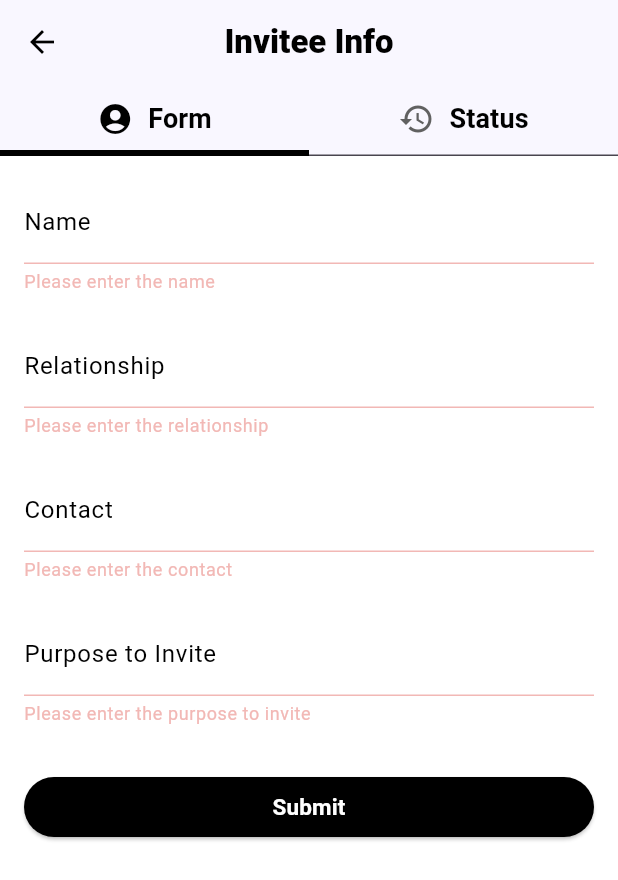
After one commit to Patel-Het03/DEP24-P13-Campus-InOut-Management-App, a Flutter app: the InviteeInfoPage screen opened directly, after a tap on "Submit", on a phone screen of 412 x 824 dp. The commit adds this screen. Shown: the top 880 px of the screen. Run offline on Flutter 3.47's test engine with Material 3 defaults, Android fonts, the light colour scheme and no system bars; our stand-ins replace animated_theme_switcher, charts_flutter, cloud_firestore, dropdown_search, file_picker, firebase_auth and 12 more; missing offline and left inert: cloud_firestore_web, firebase_auth_web, firebase_core_web, image_picker_for_web, qrscan, shared_preferences_web; accounts and stored records are empty; network calls fail.

Commit message:
update in the new feature

```diff
--- a/my_gate_app/lib/database/database_interface.dart
+++ b/my_gate_app/lib/database/database_interface.dart
@@ -22,8 +22,8 @@ class databaseInterface {
   static String complete_base_url_static =
       // "http://localhost:$PORT_NO_static";
       // "http://31.220.57.173:" + PORT_NO_static.toString();
-      "http://10.0.2.2:" + PORT_NO_static.toString();
-  //   "http://192.168.68.111:"+PORT_NO_static.toString();
+      // "http://10.0.2.2:" + PORT_NO_static.toString();
+    "http://192.168.64.111:"+PORT_NO_static.toString();
   databaseInterface();
 
   static Future<String> get_welcome_message(String email) async {
@@ -2111,7 +2111,7 @@ class databaseInterface {
     }
   }
 
-  Future<List<RelativeResultObj>>  GetStudentRelativeTickets(
+  static Future<List<RelativeResultObj>>  GetStudentRelativeTickets(
       String student
       )async{
     var uri = "$complete_base_url_static/getStudentRelativeTickets";
@@ -2127,7 +2127,7 @@ class databaseInterface {
         List<dynamic> data = json.decode(response.body);
         List<RelativeResultObj> result = data.map((item) => RelativeResultObj.fromJson(item)).toList();
         return result;
-        print(result);
+        // print(result);
       } else {
         throw Exception('Failed to load data');
       }
--- a/my_gate_app/lib/database/database_objects.dart
+++ b/my_gate_app/lib/database/database_objects.dart
@@ -465,3 +465,26 @@ class ResultObj7 {
     };
   }
 }
+
+class RelativeResultObj {
+  late String name;
+  late String status;
+  late String mobileNumber;
+  late String ticket_id;
+
+  RelativeResultObj({
+    required this.name,
+    required this.status,
+    required this.mobileNumber,
+    required this.ticket_id,
+
+  });
+  factory RelativeResultObj.fromJson(Map<String, dynamic> json) {
+    return RelativeResultObj(
+      name: json['invitee_name'],
+      status: json['status'],
+      mobileNumber: json['invitee_contact'],
+      ticket_id: json['ticket_id'],
+    );
+  }
+}
--- /dev/null
+++ b/my_gate_app/lib/screens/student/Invitee_Info.dart
@@ -0,0 +1,565 @@
+import 'package:my_gate_app/database/database_interface.dart';
+import 'package:my_gate_app/database/database_objects.dart';
+import 'package:flutter/material.dart';
+import 'package:google_fonts/google_fonts.dart';
+import 'package:my_gate_app/get_email.dart';
+import 'package:qr_flutter/qr_flutter.dart';
+import 'package:share/share.dart';
+// import 'package:my_gate_app/screens/guard/utils/UI_statics.dart'; // Import necessary dependencies
+import 'package:share_plus/share_plus.dart' as myshare;
+import 'package:path_provider/path_provider.dart';
+import 'dart:typed_data';
+import 'dart:io';
+import 'dart:ui';
+import 'dart:convert';
+
+
+
+class InviteeInfoPage extends StatefulWidget {
+  const InviteeInfoPage({Key? key}) : super(key: key);
+
+  @override
+  _InviteeInfoPageState createState() => _InviteeInfoPageState();
+}
+
+class _InviteeInfoPageState extends State<InviteeInfoPage> with SingleTickerProviderStateMixin {
+  late TabController controller;
+
+  @override
+  void initState() {
+    super.initState();
+    controller = TabController(length: 2, vsync: this);
+    controller.addListener(() {
+      setState(() {});
+    });
+  }
+
+  @override
+  void dispose() {
+    controller.dispose();
+    super.dispose();
+  }
+
+  @override
+  Widget build(BuildContext context) => DefaultTabController(
+    length: 2,
+    child: Scaffold(
+      appBar: AppBar(
+        backgroundColor: Colors.white,
+        elevation: 8,
+        title: Text(
+          'Invitee Info',
+          style: GoogleFonts.mPlusRounded1c(color: Colors.black, fontWeight: FontWeight.w900),
+        ),
+        iconTheme: IconThemeData(color: Colors.black),
+        centerTitle: true,
+        bottom: TabBar(
+          controller: controller,
+          indicatorSize: TabBarIndicatorSize.tab,
+          indicator: UnderlineTabIndicator(
+            borderSide: BorderSide(
+              width: 4,
+              color: Colors.black,
+            ),
+          ),
+          labelStyle: TextStyle(
+              fontSize: 16,
+              color: Colors.black,
+              fontWeight: FontWeight.w800
+          ),
+          unselectedLabelStyle: TextStyle(
+              fontSize: 16,
+              color: Colors.grey[700],
+              fontWeight: FontWeight.w800
+          ),
+          tabs:  [
+            Tab(
+              child: Row(
+                mainAxisAlignment: MainAxisAlignment.center,
+                children: [
+                  Icon(Icons.account_circle),
+                  SizedBox(width: 10),
+                  Text(
+                    'Form',
+                    style: GoogleFonts.mPlusRounded1c(
+                      fontSize: 18,
+                      fontWeight: FontWeight.bold,
+                      color: Colors.black,
+                    ),
+                  ),
+                ],
+              ),
+            ),
+            Tab(
+              child: Row(
+                mainAxisAlignment: MainAxisAlignment.center,
+                children: [
+                  Icon(Icons.history),
+                  SizedBox(width: 10),
+                  Text(
+                    'Status',
+                    style: GoogleFonts.mPlusRounded1c(
+                      fontSize: 18,
+                      fontWeight: FontWeight.bold,
+                      color: Colors.black,
+                    ),
+                  ),
+                ],
+              ),
+            ),
+          ],
+        ),
+      ),
+      body: Container(
+        color: Colors.black,
+        child: TabBarView(
+          controller: controller,
+          children: [
+            InviteeForm(),
+            InviteeStatus(),
+          ],
+        ),
+      ),
+    ),
+  );
+}
+
+class InviteeForm extends StatefulWidget {
+  @override
+  _InviteeFormState createState() => _InviteeFormState();
+}
+
+class _InviteeFormState extends State<InviteeForm> {
+  final _formKey = GlobalKey<FormState>(); // Key for the form
+
+  String _name = '';
+  String _relationship = '';
+  String _contact = '';
+  String _purpose = '';
+
+  @override
+  Widget build(BuildContext context) {
+    return Scaffold(
+      backgroundColor: Colors.white, // Set background color to white
+      // appBar: AppBar(
+      //   title: Text('Invitee Form', style: GoogleFonts.mPlusRounded1c(color: Colors.black)), // Set app bar title color to black
+      //   backgroundColor: Colors.white, // Set app bar background color to white
+      // ),
+      body: Padding(
+        padding: EdgeInsets.all(16.0),
+        child: Form(
+          key: _formKey,
+
+          child: SingleChildScrollView(
+            child: Column(
+              crossAxisAlignment: CrossAxisAlignment.start,
+              children: [
+                TextFormField(
+                  decoration: InputDecoration(
+                    labelText: 'Name',
+                    labelStyle: GoogleFonts.mPlusRounded1c(color: Colors.black), // Set label text color to black using Google Fonts
+                    enabledBorder: UnderlineInputBorder(
+                      borderSide: BorderSide(color: Colors.black), // Set bottom border color to black
+                    ),
+                    focusedBorder: UnderlineInputBorder(
+                      borderSide: BorderSide(color: Colors.black), // Set bottom border color to black when focused
+                    ),
+
+
+
+                  ),
+                  style: GoogleFonts.mPlusRounded1c(color: Colors.black,fontWeight: FontWeight.bold), // Set input text color to black using Google Fonts
+                  validator: (value) {
+                    if (value == null || value.isEmpty) {
+                      return 'Please enter the name';
+                    }
+                    return null;
+                  },
+                  onSaved: (value) {
+                    _name = value!;
+                  },
+                ),
+                SizedBox(height: 20),
+                TextFormField(
+                  decoration: InputDecoration(
+                    labelText: 'Relationship',
+                    labelStyle: GoogleFonts.mPlusRounded1c(color: Colors.black), // Set label text color to black using Google Fonts
+                    enabledBorder: UnderlineInputBorder(
+                      borderSide: BorderSide(color: Colors.black), // Set bottom border color to black
+                    ),
+                    focusedBorder: UnderlineInputBorder(
+                      borderSide: BorderSide(color: Colors.black), // Set bottom border color to black when focused
+                    ),
+                  ),
+                  style: GoogleFonts.mPlusRounded1c(color: Colors.black,fontWeight: FontWeight.bold), // Set input text color to black using Google Fonts
+                  validator: (value) {
+                    if (value == null || value.isEmpty) {
+                      return 'Please enter the relationship';
+                    }
+                    return null;
+                  },
+                  onSaved: (value) {
+                    _relationship = value!;
+                  },
+                ),
+                SizedBox(height: 20),
+                TextFormField(
+                  decoration: InputDecoration(
+                    labelText: 'Contact',
+                    labelStyle: GoogleFonts.mPlusRounded1c(color: Colors.black), // Set label text color to black using Google Fonts
+                    enabledBorder: UnderlineInputBorder(
+                      borderSide: BorderSide(color: Colors.black), // Set bottom border color to black
+                    ),
+                    focusedBorder: UnderlineInputBorder(
+                      borderSide: BorderSide(color: Colors.black), // Set bottom border color to black when focused
+                    ),
+                  ),
+                  style: GoogleFonts.mPlusRounded1c(color: Colors.black,fontWeight: FontWeight.bold), // Set input text color to black using Google Fonts
+                  validator: (value) {
+                    if (value == null || value.isEmpty) {
+                      return 'Please enter the contact';
+                    }
+                    return null;
+                  },
+                  onSaved: (value) {
+                    _contact = value!;
+                  },
+                ),
+                SizedBox(height: 20),
+                TextFormField(
+                  decoration: InputDecoration(
+                    labelText: 'Purpose to Invite',
+                    labelStyle: GoogleFonts.mPlusRounded1c(color: Colors.black), // Set label text color to black using Google Fonts
+                    enabledBorder: UnderlineInputBorder(
+                      borderSide: BorderSide(color: Colors.black), // Set bottom border color to black
+                    ),
+                    focusedBorder: UnderlineInputBorder(
+                      borderSide: BorderSide(color: Colors.black), // Set bottom border color to black when focused
+                    ),
+                  ),
+                  style: GoogleFonts.mPlusRounded1c(color: Colors.black,fontWeight: FontWeight.bold), // Set input text color to black using Google Fonts
+                  validator: (value) {
+                    if (value == null || value.isEmpty) {
+                      return 'Please enter the purpose to invite';
+                    }
+                    return null;
+                  },
+                  onSaved: (value) {
+                    _purpose = value!;
+                  },
+                ),
+                SizedBox(height: 30),
+                ElevatedButton(
+                  onPressed: () async{
+                    if (_formKey.currentState!.validate()) {
+                      _formKey.currentState!.save();
+                      // Submit your form data here
+                      print(
+                          'Name: $_name, Relationship: $_relationship, Contact: $_contact, Purpose: $_purpose');
+                      databaseInterface db=new databaseInterface();
+                      String email = LoggedInDetails.getEmail();
+                      // Find the index of the "@" symbol
+                      int atIndex = email.indexOf('@');
+
+                      // Extract the substring before the "@" symbol
+                      String extracted = email.substring(0, atIndex);
+
+                      String extractedStudent=extracted.toUpperCase();
+                      print(extractedStudent);
+                      int statusCode;
+                      statusCode= await  db.GenerateRelativesTicket(
+                        extractedStudent,
+                         _name,
+                        _relationship,
+                        _contact,
+                        _purpose,
+                      );
+                      if(statusCode==200){
+                        ScaffoldMessenger.of(context).showSnackBar(
+                          SnackBar(
+                            content: Text('Request Raised Sucessfully'),
+                            backgroundColor: Colors.green,
+                          ),
+                        );
+                        _formKey.currentState!.reset();
+                      }
+                      else if(statusCode==500){
+                        ScaffoldMessenger.of(context).showSnackBar(
+                          SnackBar(
+                            content: Text('Request hasn\'t been submitted.\nError In Backend'),
+                            backgroundColor: Colors.red,
+                          ),
+                        );
+                      }
+
+                    }
+                  },
+                  child: Center(
+                    child: Text(
+                        'Submit',
+                      style: GoogleFonts.mPlusRounded1c(
+                        fontSize: 15,
+                        color:Colors.white,
+                        fontWeight: FontWeight.bold,
+                      ),
+                    ),
+                  ),
+                  style: ButtonStyle(
+                    backgroundColor: MaterialStateProperty.all<Color>(Colors.black), // Set button background color to black
+                  ),
+                ),
+              ],
+            ),
+          ),
+        ),
+      ),
+    );
+  }
+}
+class InviteeStatus extends StatefulWidget {
+  @override
+  _InviteeStatusState createState() => _InviteeStatusState();
+}
+
+class _InviteeStatusState extends State<InviteeStatus> {
+  String searchQuery = '';
+  List<RelativeResultObj> tickets = []; // Define necessary variables
+  List<RelativeResultObj> ticketsFiltered = [];
+  int selectedIndex = -1; // Define selectedIndex variable
+
+  @override
+  void initState() {
+    super.initState();
+    // tickets = _generateDummyData(); // Initialize tickets with dummy data
+    // ticketsFiltered = List.from(tickets);
+    // print("hhhhelllo");
+    _fetchTickets();
+  }
+  Future<void> _fetchTickets() async {
+    try {
+      String email = LoggedInDetails.getEmail();
+      // Find the index of the "@" symbol
+      int atIndex = email.indexOf('@');
+
+      // Extract the substring before the "@" symbol
+      String extracted = email.substring(0, atIndex);
+
+      String extractedStudent=extracted.toUpperCase();
+
+
+      List<RelativeResultObj> fetchedTickets =
+      await databaseInterface.GetStudentRelativeTickets(extractedStudent);
+
+      setState(() {
+        tickets = fetchedTickets;
+        ticketsFiltered = List.from(tickets);
+      });
+    } catch (e) {
+      print("Error fetching tickets: $e");
+      // Handle error accordingly
+    }
+  }
+
+  void toggleExpansion(int index) {
+    setState(() {
+      if (selectedIndex == index) {
+        selectedIndex = -1; // Collapse if already expanded
+      } else {
+        selectedIndex = index; // Expand if not expanded
+      }
+    });
+  }
+  Future<File?> generateQrCode(String dataToGenerate) async {
+    final qrValidationResult = QrValidator.validate(
+      data: dataToGenerate,
+      version: QrVersions.auto,
+      errorCorrectionLevel: QrErrorCorrectLevel.L,
+    );
+
+
+
+
+
+
+    if (qrValidationResult.isValid) {
+      final QrCode? qrCode = qrValidationResult.qrCode;
+      final QrPainter qrPainter = QrPainter.withQr(
+        qr: qrCode!,
+        color:Colors.blue,
+        dataModuleStyle: const QrDataModuleStyle(
+          dataModuleShape: QrDataModuleShape.square,
+        ),
+
+
+      );
+      final ByteData? bytes = await qrPainter.toImageData(
+        200,
+        format: ImageByteFormat.png,
+      );
+
+      if (bytes == null) {
+        // Handle this block the way you want
+        return null;
+      }
+
+      final Directory tempDir = await getTemporaryDirectory();
+      final File tempQrFile = await File('${tempDir.path}/qr.jpg').create();
+      final Uint8List list = bytes.buffer.asUint8List();
+
+      await tempQrFile.writeAsBytes(list);
+      return tempQrFile;
+    }
+    return null;
+  }
+  Future<void> shareQrCode(String url) async {
+    final file = await generateQrCode(url);
+
+    if (file != null) {
+      print("sharing QR");
+      print("${file.path}");
+
+      await myshare.Share.shareXFiles([myshare.XFile(file.path, mimeType: "image/jpg")]);
+    }
+  }
+  String getQrData(RelativeResultObj ticket){
+    String data="";
+    Map<String,String> obj={
+      "type":"invited_visitor",
+      "ticket_id":ticket.ticket_id,
+    };
+    data=jsonEncode(obj);
+    return data;
+  }
+
+
+  @override
+  Widget build(BuildContext context) {
+    return Container(
+      color: Colors.white,
+      child: Column(
+        children: [
+          SizedBox(height: MediaQuery.of(context).size.height * 0.02),
+          SizedBox(height: MediaQuery.of(context).size.height * 0.02),
+          // Implement UI for displaying tickets here
+          Expanded(
+            child: SizedBox(
+              width: MediaQuery.of(context).size.width * 0.95,
+              child: ListView.builder(
+                itemCount: ticketsFiltered.length,
+                itemBuilder: (BuildContext context, int index) {
+                  final bool isExpanded = index == selectedIndex;
+                  return Container(
+                    child: Column(
+                      crossAxisAlignment: CrossAxisAlignment.start,
+                      children: [
+                        Container(
+                          decoration: BoxDecoration(
+                            color: Color(0xff3E3E3E),
+                            borderRadius: BorderRadius.circular(15),
+                          ),
+                          child: ListTile(
+                            title: Row(
+                              children: [
+                                Text(
+                                  ticketsFiltered[index].name,
+                                  style: TextStyle(
+                                    fontWeight: FontWeight.bold,
+                                    fontSize: 16,
+                                  ),
+                                ),
+                                if (ticketsFiltered[index].status == "Accepted")
+                                  IconButton(
+                                    icon: Icon(Icons.qr_code),
+                                    onPressed: () {
+                                      // Show modal bottom sheet with QR code
+                                      showModalBottomSheet(
+                                        context: context,
+                                        builder: (BuildContext context) {
+                                          return Container(
+                                            color: Colors.transparent,
+                                            child: Container(
+                                              padding: EdgeInsets.all(16.0),
+                                              decoration: BoxDecoration(
+                                                color: Colors.white,
+                                                borderRadius: BorderRadius.only(
+                                                  topLeft: const Radius.circular(10),
+                                                  topRight: const Radius.circular(10),
+                                                ),
+                                              ),
+                                              child: Column(
+                                                mainAxisSize: MainAxisSize.min,
+                                                children: [
+                                                  QrImageView(
+                                                    data: getQrData(ticketsFiltered[index]),
+                                                    backgroundColor: Colors.white,
+                                                    size: 200,
+                                                  ),
+                                                  SizedBox(height: 8),
+                                                  Text(
+                                                    'Share this QR code with your guest.',
+                                                    textAlign: TextAlign.center,
+                                                  ),
+                                                  SizedBox(height: 16), // Added some space
+                                                  ElevatedButton.icon(
+                                                    onPressed: () {
+                                                      // Implement sharing functionality
+                                                      shareQrCode(getQrData(ticketsFiltered[index])); // Replace with actual invitee details
+                                                    },
+                                                    icon: Icon(
+                                                      Icons.share,
+                                                      color: Colors.white
+                                                    ),
+                                                    label: Text(
+                                                        'Share',
+                                                      style: TextStyle(color: Colors.white),
+                                                    ),
+                                                  ),
+
+                                                ],
+                                              ),
+                                            ),
+                                          );
+                                        },
+                                      );
+                                    },
+                                  ),
+                              ],
+                            ),
+                            subtitle: isExpanded
+                                ? Column(
+                              crossAxisAlignment:
+                              CrossAxisAlignment.start,
+                              children: [
+                                SizedBox(height: 8),
+                                Text(
+                                  'Status: ${ticketsFiltered[index].status}',
+                                ),
+                                SizedBox(height: 4),
+                                Text(
+                                  'Mobile Number: ${ticketsFiltered[index].mobileNumber}',
+                                ),
+                                // Add more details here as needed
+                              ],
+                            )
+                                : null,
+                            onTap: () => toggleExpansion(index),
+                            trailing: Icon(
+                              isExpanded
+                                  ? Icons.keyboard_arrow_up
+                                  : Icons.keyboard_arrow_down,
+                            ),
+                          ),
+                        ),
+                        SizedBox(height: 8),
+                      ],
+                    ),
+                  );
+                },
+              ),
+            ),
+          ),
+        ],
+      ),
+    );
+  }
+}
```
Also changed, not shown: my_gate_app/lib/screens/guard/enter_exit.dart (+33 -7 lines), my_gate_app/lib/screens/guard/visitors/inviteeValidationPage.dart (added, +18 -0 lines), my_gate_app/lib/screens/student/student_guard_side/student_status.dart (+11 -2 lines), 3 other files.
